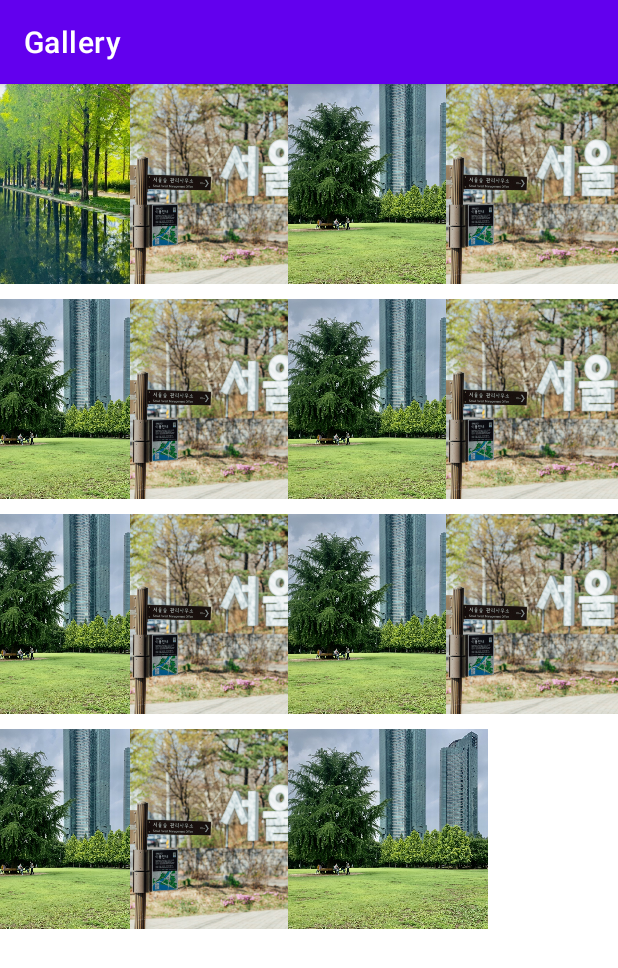
After one commit to hooooooooong/MobileProg, an Android app: the GridLayoutActivity screen opened directly, with no data from a screen before it, on a phone screen of 412 x 824 dp. The commit adds this screen. Shown: the top 968 px of the screen. Run offline under Robolectric (Android 15) with nearby library versions, the phone set to English and light mode, and no system bars.

Commit message:
Make picture gallery

```diff
--- /dev/null
+++ b/TeamProject/app/src/main/java/com/example/teamproject/CustomImageAdapter.java
@@ -0,0 +1,57 @@
+package com.example.teamproject;
+
+import android.content.Context;
+import android.view.LayoutInflater;
+import android.view.View;
+import android.view.ViewGroup;
+import android.widget.BaseAdapter;
+import android.widget.GridView;
+import android.widget.ImageView;
+import android.widget.TextView;
+
+import androidx.recyclerview.widget.RecyclerView;
+public class CustomImageAdapter extends BaseAdapter {
+    private Context mContext;
+
+    // Keep all Images in array
+    public Integer[] mThumbIds = {
+            R.drawable.seoulforest01, R.drawable.seoulforest02,
+            R.drawable.seoulforest03, R.drawable.seoulforest02,
+            R.drawable.seoulforest03, R.drawable.seoulforest02,
+            R.drawable.seoulforest03, R.drawable.seoulforest02,
+            R.drawable.seoulforest03, R.drawable.seoulforest02,
+            R.drawable.seoulforest03, R.drawable.seoulforest02,
+            R.drawable.seoulforest03, R.drawable.seoulforest02,
+            R.drawable.seoulforest03
+    };
+
+    // Constructor
+    public CustomImageAdapter(Context c){
+        mContext = c;
+    }
+
+    @Override
+    public int getCount() {
+        return mThumbIds.length;
+    }
+
+    @Override
+    public Object getItem(int position) {
+        return mThumbIds[position];
+    }
+
+    @Override
+    public long getItemId(int position) {
+        return 0;
+    }
+
+    @Override
+    public View getView(int position, View convertView, ViewGroup parent) {
+        ImageView imageView = new ImageView(mContext);
+        imageView.setImageResource(mThumbIds[position]);
+        imageView.setScaleType(ImageView.ScaleType.CENTER_CROP);
+        imageView.setLayoutParams(new GridView.LayoutParams(200, 200));
+        return imageView;
+    }
+
+}
--- /dev/null
+++ b/TeamProject/app/src/main/java/com/example/teamproject/GridLayoutActivity.java
@@ -0,0 +1,41 @@
+package com.example.teamproject;
+
+
+import android.content.Intent;
+import android.os.Bundle;
+import android.view.View;
+import android.widget.AdapterView;
+import android.widget.AdapterView.OnItemClickListener;
+import android.widget.GridView;
+
+import androidx.appcompat.app.AppCompatActivity;
+
+public class GridLayoutActivity extends AppCompatActivity {
+
+    @Override
+    public void onCreate(Bundle savedInstanceState) {
+        super.onCreate(savedInstanceState);
+        setContentView(R.layout.activity_grid_layout);
+
+        GridView gridView = (GridView) findViewById(R.id.grid_view);
+
+        // Instance of ImageAdapter Class
+        gridView.setAdapter(new CustomImageAdapter(this));
+
+        /**
+         * On Click event for Single Gridview Item
+         * */
+        gridView.setOnItemClickListener(new OnItemClickListener() {
+            @Override
+            public void onItemClick(AdapterView<?> parent, View v,
+                                    int position, long id) {
+
+                // Sending image id to FullScreenActivity
+                Intent i = new Intent(getApplicationContext(), FullImageActivity.class);
+                // passing array index
+                i.putExtra("id", position);
+                startActivity(i);
+            }
+        });
+    }
+}
--- /dev/null
+++ b/TeamProject/app/src/main/res/layout/activity_grid_layout.xml
@@ -0,0 +1,13 @@
+<?xml version="1.0" encoding="utf-8"?>
+<GridView xmlns:android="http://schemas.android.com/apk/res/android"
+    android:id="@+id/grid_view"
+    android:layout_width="fill_parent"
+    android:layout_height="fill_parent"
+    android:columnWidth="90dp"
+    android:gravity="center"
+    android:horizontalSpacing="10dp"
+    android:numColumns="auto_fit"
+    android:stretchMode="columnWidth"
+    android:verticalSpacing="10dp">
+
+</GridView>
```
Also changed, not shown: TeamProject/app/src/main/AndroidManifest.xml (+9 -0 lines), TeamProject/app/src/main/java/com/example/teamproject/FullImageActivity.java (added, +50 -0 lines), TeamProject/app/src/main/java/com/example/teamproject/RegionInfoActivity.java (+9 -0 lines), TeamProject/app/src/main/res/layout/activity_full_image.xml (added, +49 -0 lines), TeamProject/app/src/main/res/drawable/left_arrow.png (added), TeamProject/app/src/main/res/drawable/right_arrow.png (added), TeamProject/app/src/main/res/drawable/seoulforest03.jpg (added).
